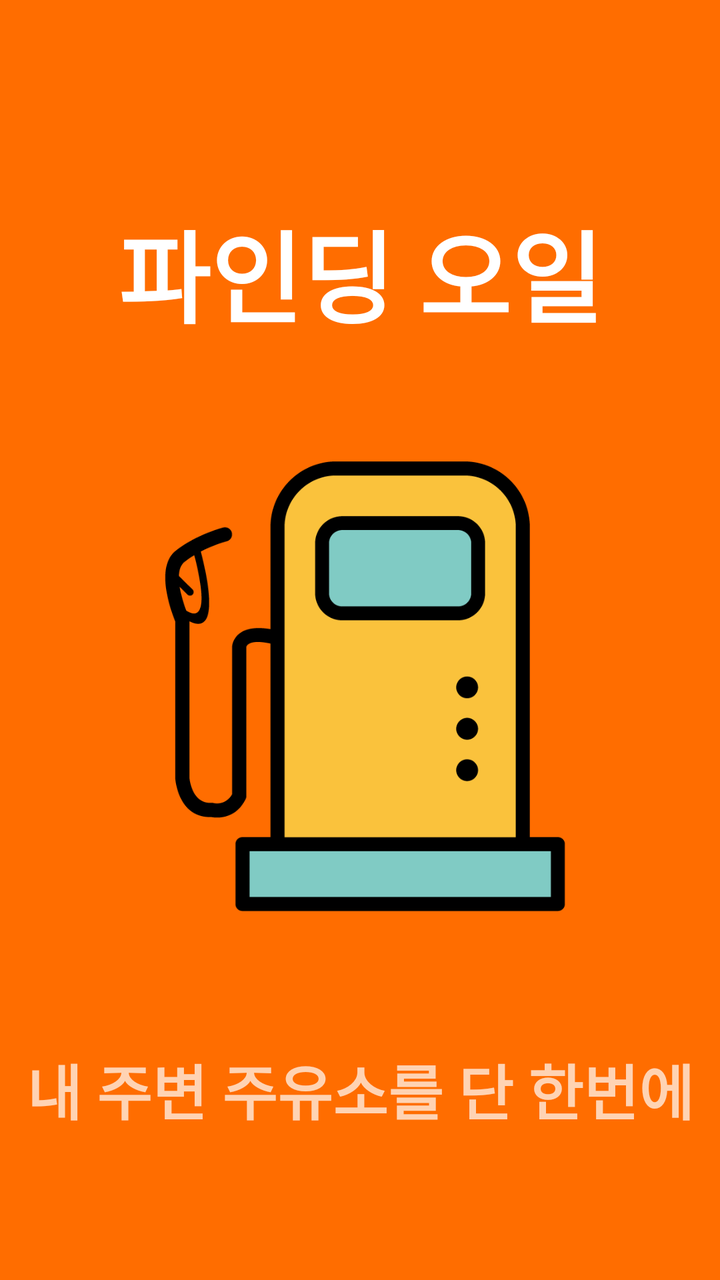
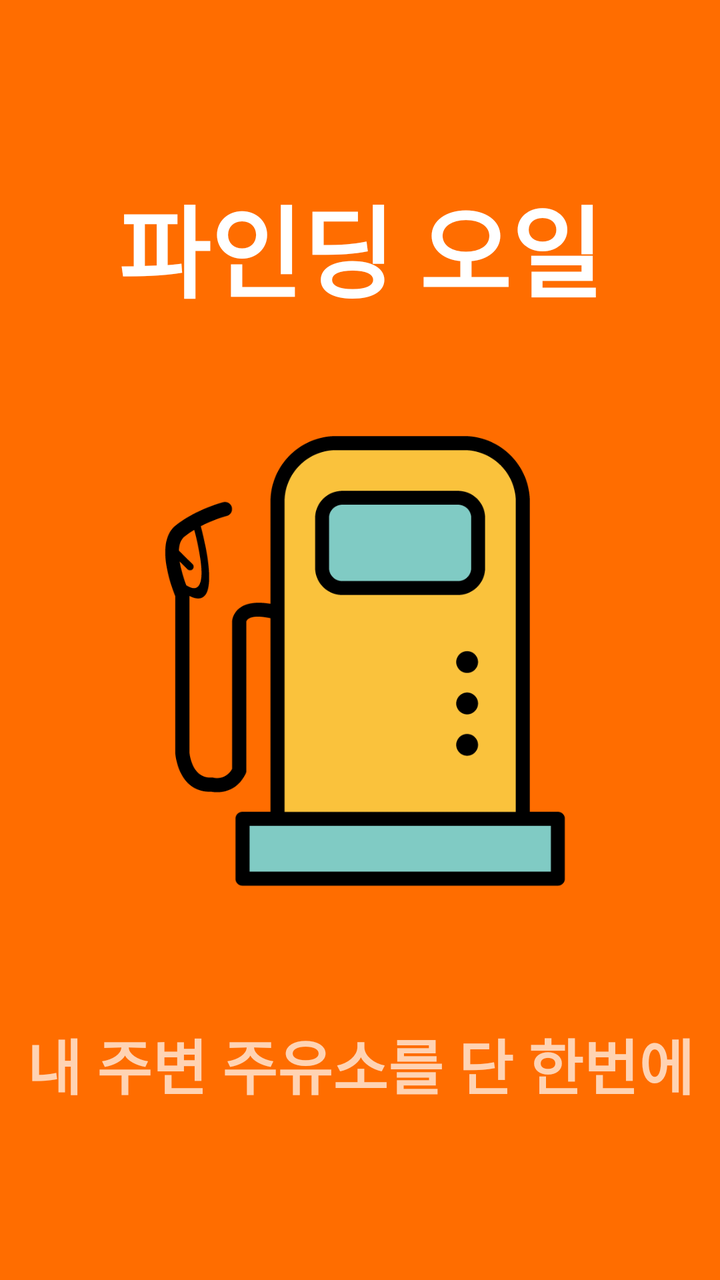

An Android layout rendered at two revisions. The XML below is the earlier revision; the diff shows what the commit changed to produce the second picture.
<!-- AndroidManifest.xml: application theme Theme.AppCompat.NoActionBar -->
<!-- res/layout/splash.xml -->
<?xml version="1.0" encoding="utf-8"?>
<androidx.constraintlayout.widget.ConstraintLayout xmlns:android="http://schemas.android.com/apk/res/android"
    xmlns:app="http://schemas.android.com/apk/res-auto"
    android:layout_width="match_parent"
    android:layout_height="match_parent"
    android:background="@color/app_background"
    android:orientation="vertical">

    <TextView
        android:id="@+id/textView2"
        android:layout_width="wrap_content"
        android:layout_height="wrap_content"
        android:layout_above="@id/imageView"
        android:layout_marginTop="100dp"
        android:text="@string/app_title"
        android:textColor="#ffff"
        android:textSize="50sp"
        android:textStyle="bold"
        app:layout_constraintEnd_toEndOf="parent"
        app:layout_constraintStart_toStartOf="parent"
        app:layout_constraintTop_toTopOf="parent" />

    <TextView
        android:id="@+id/textView"
        android:layout_width="match_parent"
        android:layout_height="wrap_content"
        android:layout_below="@id/imageView"
        android:layout_marginTop="30dp"
        android:gravity="center"
        android:text="@string/splash_explain"
        android:textSize="30sp"
        android:textStyle="bold"
        app:layout_constraintEnd_toEndOf="parent"
        app:layout_constraintStart_toStartOf="parent"
        app:layout_constraintTop_toBottomOf="@+id/imageView" />

    <ImageView
        android:id="@+id/imageView"
        android:layout_width="match_parent"
        android:layout_height="300dp"
        android:layout_marginTop="20dp"
        app:layout_constraintEnd_toEndOf="parent"
        app:layout_constraintStart_toStartOf="parent"
        app:layout_constraintTop_toBottomOf="@+id/textView2"
        app:srcCompat="@drawable/oil_2" />


</androidx.constraintlayout.widget.ConstraintLayout>
<!-- resources referenced by this layout -->
<resources>
  <color name="app_background">#FF6D00</color>
  <!-- drawable oil_2: png bitmap (drawable, 16014 bytes) -->
  <string name="app_title">파인딩 오일</string>
  <string name="splash_explain">내 주변 주유소를 단 한번에</string>
</resources>

<!-- the commit's change to res/layout/splash.xml (unified diff, before → after) -->
@@ -11,14 +11,14 @@
         android:layout_width="wrap_content"
         android:layout_height="wrap_content"
         android:layout_above="@id/imageView"
-        android:layout_marginTop="100dp"
+        android:layout_marginBottom="20dp"
         android:text="@string/app_title"
         android:textColor="#ffff"
         android:textSize="50sp"
         android:textStyle="bold"
+        app:layout_constraintBottom_toTopOf="@+id/imageView"
         app:layout_constraintEnd_toEndOf="parent"
-        app:layout_constraintStart_toStartOf="parent"
-        app:layout_constraintTop_toTopOf="parent" />
+        app:layout_constraintStart_toStartOf="parent" />
 
     <TextView
         android:id="@+id/textView"
@@ -39,9 +39,10 @@
         android:layout_width="match_parent"
         android:layout_height="300dp"
         android:layout_marginTop="20dp"
+        app:layout_constraintBottom_toBottomOf="parent"
         app:layout_constraintEnd_toEndOf="parent"
         app:layout_constraintStart_toStartOf="parent"
-        app:layout_constraintTop_toBottomOf="@+id/textView2"
+        app:layout_constraintTop_toTopOf="parent"
         app:srcCompat="@drawable/oil_2" />
 
 
